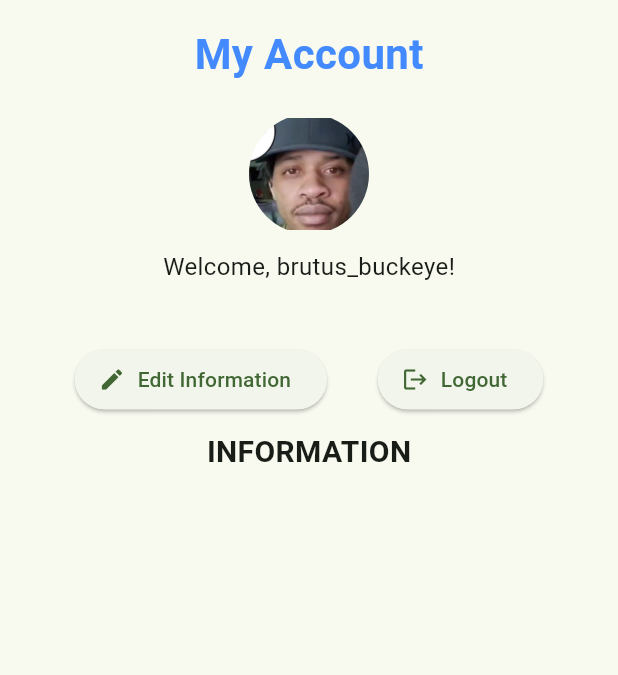
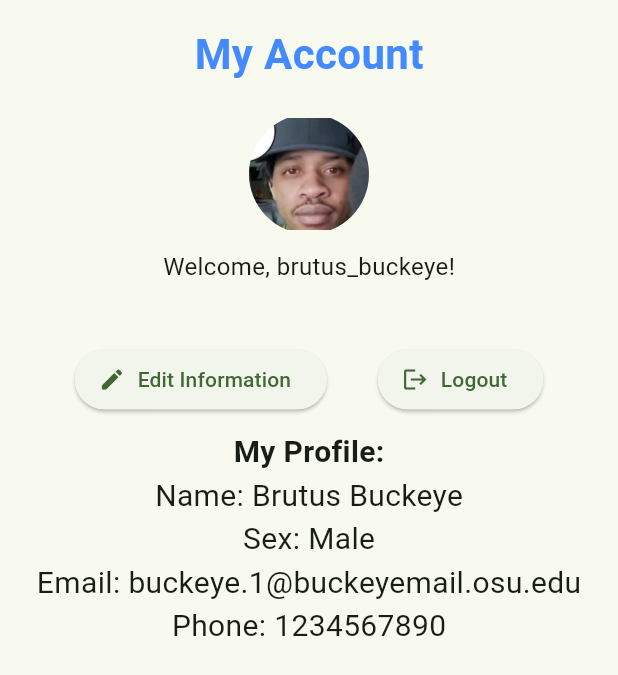
Before and after one commit to danielgof/HackOHIO2024, a Flutter app: the ProfilePage screen opened directly, on a phone screen of 412 x 824 dp. Shown: the top 675 px of the screen. Run offline on Flutter 3.47's test engine with Material 3 defaults, Android fonts, the phone set to English and light mode, and no system bars; our stand-ins replace camera.

Commit message:
profile info

```diff
--- a/app/lib/private/profile_page.dart
+++ b/app/lib/private/profile_page.dart
@@ -245,10 +245,34 @@ class ProfilePageState extends State<ProfilePage> {
                               height:
                                   10), // Add some space between buttons and text
                           Text(
-                            'INFORMATION',
+                            'My Profile:',
                             style: TextStyle(
                               fontSize: 20,
                               fontWeight: FontWeight.bold,
+                            ),
+                          ),
+                          Text(
+                            'Name: ' + _fullNameController.text,
+                            style: TextStyle(
+                              fontSize: 20,
+                            ),
+                          ),
+                          Text(
+                            'Sex: ' + _sexOption,
+                            style: TextStyle(
+                              fontSize: 20,
+                            ),
+                          ),
+                          Text(
+                            'Email: ' + _emailController.text,
+                            style: TextStyle(
+                              fontSize: 20,
+                            ),
+                          ),
+                          Text(
+                            'Phone: ' + _phoneController.text,
+                            style: TextStyle(
+                              fontSize: 20,
                             ),
                           ),
                         ],
```
